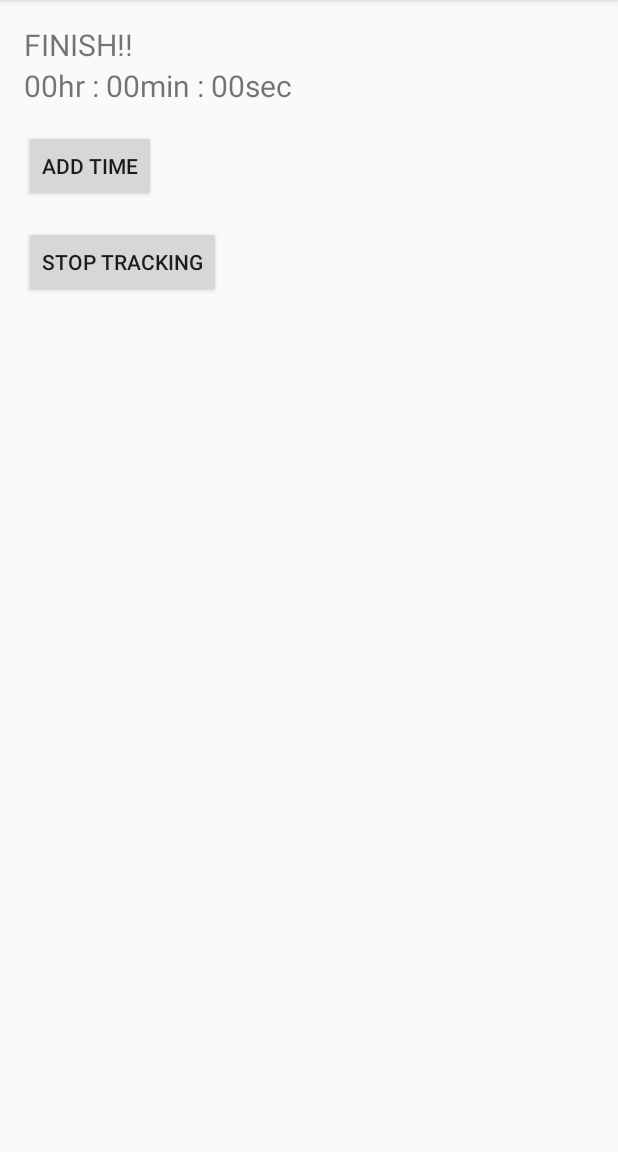
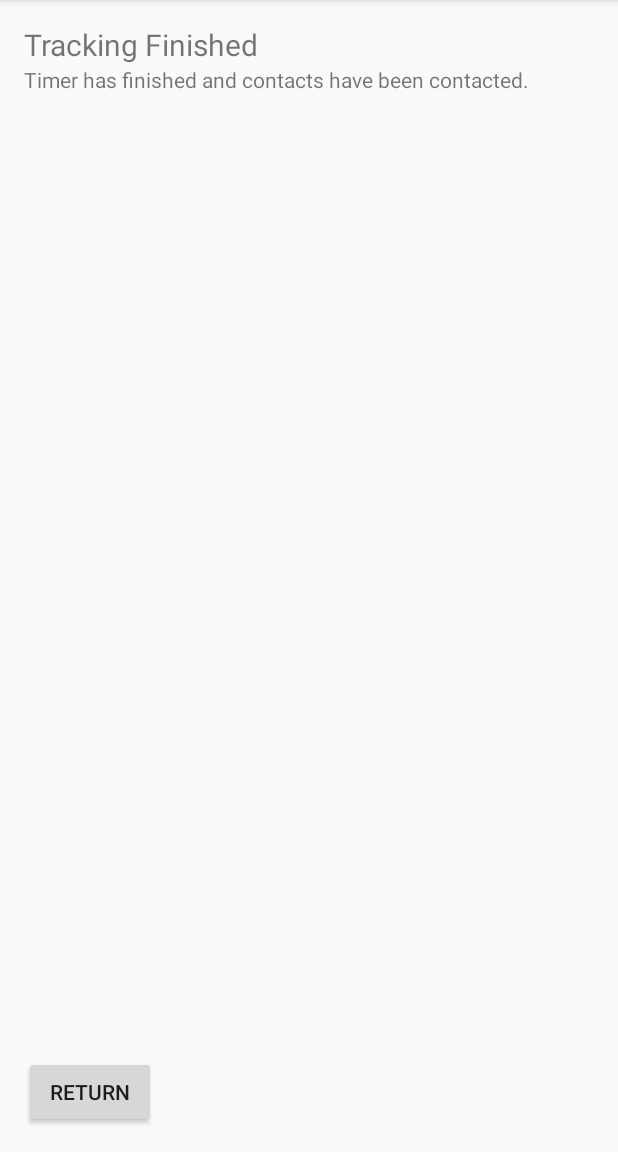
Before and after one commit to amandahehr/Howler-Android, an Android app: the screen it shows after launch (TrackingTimer before the commit, TrackingFinished after it), after a tap on "START TRACKING!", on a phone screen of 412 x 824 dp, the part 84-1236 px from its top. Run offline under Robolectric (Android 15) with nearby library versions, the phone set to English and light mode, and no system bars; 2 statements that could not run were skipped.

Commit message:
Complete contact list

```diff
--- a/app/build.gradle
+++ b/app/build.gradle
@@ -26,5 +26,6 @@ dependencies {
     })
     compile 'com.android.support:appcompat-v7:25.3.1'
     compile 'com.android.support.constraint:constraint-layout:1.0.2'
+    compile 'com.android.support:design:25.3.1'
     testCompile 'junit:junit:4.12'
 }
--- a/app/src/main/java/com/example/amanda/howler/MainActivity.java
+++ b/app/src/main/java/com/example/amanda/howler/MainActivity.java
@@ -4,10 +4,15 @@ import android.content.Intent;
 import android.support.v7.app.AppCompatActivity;
 import android.os.Bundle;
 import android.view.View;
+import android.widget.AdapterView;
 import android.widget.ArrayAdapter;
 import android.widget.Button;
 import android.widget.EditText;
+import android.widget.ImageButton;
 import android.widget.Spinner;
+
+import com.example.amanda.howler.database.Contact;
+import com.example.amanda.howler.database.DatabaseHelper;
 
 import java.util.ArrayList;
 import java.util.List;
@@ -23,6 +28,9 @@ public class MainActivity extends AppCompatActivity implements View.OnClickListe
     private int timerStart;
     private int timerHours;
     private int timerMinutes;
+    private ImageButton addContactsButton;
+    public DatabaseHelper db;
+    Intent i;
 
     @Override
     protected void onCreate(Bundle savedInstanceState) {
@@ -35,16 +43,23 @@ public class MainActivity extends AppCompatActivity implements View.OnClickListe
         endLocation = (EditText) findViewById(R.id.endLocationEditText);
         timerHoursEditText = (EditText) findViewById(R.id.hourEditText);
         timerMinutesEditText = (EditText) findViewById(R.id.minuteEditText);
+        addContactsButton = (ImageButton) findViewById(R.id.addContactsButton);
 
         //Listeners
         startTrackingButton.setOnClickListener(this);
+        addContactsButton.setOnClickListener(this);
+
 
         //Variables
         timerHours = 0;
         timerMinutes = 0;
 
+        //Database
+        db = new DatabaseHelper(this);
+
         //Functions
         addSpinnerItems();
+
     }
 
     //Adds contacts to dropdown
@@ -53,20 +68,37 @@ public class MainActivity extends AppCompatActivity implements View.OnClickListe
         spinner1 = (Spinner) findViewById(R.id.contactListSpinner1);
         spinner2 = (Spinner) findViewById(R.id.contactListSpinner2);
 
-        //Create contact list
+
+
+        //Create contact list 1
+        List<Contact> contacts = db.getAllContacts();
         List<String> contactList1 = new ArrayList<String>();
         contactList1.add("-- Select Primary Contact --");
-        contactList1.add("Mom");
-        contactList1.add("Dad");
-        contactList1.add("Sarah");
-        contactList1.add("Joe");
+        for (Contact cn : contacts) {
+            contactList1.add(cn.getName());
+        }
+
+        //Create contact list 2
+        final List<String> contactList2 = new ArrayList<>();
+        contactList2.add("-- Select Secondary Contact --");
+        for (Contact cn : contacts) {
+//            if (!cn.getName().equals(spinner1.getSelectedItem().toString())) {
+                contactList2.add(cn.getName());
+//            }
+        }
+
 
         //Create array adapters
-        ArrayAdapter<String> dataAdapter = new ArrayAdapter<String>(this, android.R.layout.simple_spinner_item, contactList1);
-        dataAdapter.setDropDownViewResource(android.R.layout.simple_spinner_dropdown_item);
+        ArrayAdapter<String> dataAdapter1 = new ArrayAdapter<String>(this, android.R.layout.simple_spinner_item, contactList1);
+        dataAdapter1.setDropDownViewResource(android.R.layout.simple_spinner_dropdown_item);
+
+        ArrayAdapter<String> dataAdapter2 = new ArrayAdapter<String>(this, android.R.layout.simple_spinner_item, contactList2);
+        dataAdapter2.setDropDownViewResource(android.R.layout.simple_spinner_dropdown_item);
 
         //Set spinner items
-        spinner1.setAdapter(dataAdapter);
+        spinner1.setAdapter(dataAdapter1);
+        spinner2.setAdapter(dataAdapter2);
+
     }
 
     //OnClick Functions
@@ -78,8 +110,12 @@ public class MainActivity extends AppCompatActivity implements View.OnClickListe
                 timerMinutes = Integer.parseInt(timerMinutesEditText.getText().toString());
                 timerStart = timerHours*3600000 + timerMinutes*60000;
                 //Send timer time to next activity
-                Intent i = new Intent(getApplicationContext(), TrackingTimer.class);
+                i = new Intent(getApplicationContext(), TrackingTimer.class);
                 i.putExtra("TIMER_VAL", timerStart);
+                startActivity(i);
+                break;
+            case R.id.addContactsButton:
+                i = new Intent(getApplicationContext(), ContactList.class);
                 startActivity(i);
                 break;
         }
--- /dev/null
+++ b/app/src/main/java/com/example/amanda/howler/TrackingFinished.java
@@ -0,0 +1,55 @@
+package com.example.amanda.howler;
+
+import android.content.Intent;
+import android.support.v7.app.AppCompatActivity;
+import android.os.Bundle;
+import android.view.View;
+import android.widget.Button;
+import android.widget.TextView;
+
+public class TrackingFinished extends AppCompatActivity implements View.OnClickListener {
+
+    public Button returnButton;
+    public int finishReason;
+    public TextView finishReasonText;
+
+    @Override
+    protected void onCreate(Bundle savedInstanceState) {
+        super.onCreate(savedInstanceState);
+        setContentView(R.layout.activity_tracking_finished);
+
+        //Get widget references
+        returnButton = (Button) findViewById(R.id.returnFromTimerFinishButton);
+        finishReasonText = (TextView) findViewById(R.id.finishedReasonTextView);
+
+        //Listeners
+        returnButton.setOnClickListener(this);
+
+        //Get passed timer value
+        Bundle extras = getIntent().getExtras();
+        if (extras != null) {
+            finishReason = extras.getInt("FINISH_REASON");
+        }
+
+        setFinishText(finishReason);
+    }
+
+    //OnClick functions
+    public void onClick(View v) {
+        switch (v.getId()) {
+            case R.id.returnFromTimerFinishButton:
+                Intent i = new Intent(getApplicationContext(), MainActivity.class);
+                startActivity(i);
+                break;
+        }
+    }
+
+    public void setFinishText(int finishReason){
+        if (finishReason == 0){
+            finishReasonText.setText("Timer has finished and contacts have been contacted.");
+        }
+        else {
+            finishReasonText.setText("You have stopped the timer.");
+        }
+    }
+}
--- a/app/src/main/java/com/example/amanda/howler/TrackingTimer.java
+++ b/app/src/main/java/com/example/amanda/howler/TrackingTimer.java
@@ -1,11 +1,14 @@
 package com.example.amanda.howler;
 
+import android.content.Intent;
 import android.os.CountDownTimer;
 import android.support.v7.app.AppCompatActivity;
 import android.os.Bundle;
 import android.view.View;
 import android.widget.Button;
 import android.widget.TextView;
+
+
 
 public class TrackingTimer extends AppCompatActivity implements View.OnClickListener {
     public int counter;
@@ -94,7 +97,9 @@ public class TrackingTimer extends AppCompatActivity implements View.OnClickList
         }
         @Override
         public void onFinish(){
-            countdownVal.setText("FINISH!!");
+            Intent i = new Intent(getApplicationContext(), TrackingFinished.class);
+            i.putExtra("FINISH_REASON", 0); //0: timer ran out
+            startActivity(i);
         }
     }
 
@@ -105,5 +110,8 @@ public class TrackingTimer extends AppCompatActivity implements View.OnClickList
 
     public void stopTracking(){
         theTimer.cancel();
+        Intent i = new Intent(getApplicationContext(), TrackingFinished.class);
+        i.putExtra("FINISH_REASON", 1); //1: user stopped timer
+        startActivity(i);
     }
 }
--- /dev/null
+++ b/app/src/main/java/com/example/amanda/howler/database/DatabaseHelper.java
@@ -0,0 +1,138 @@
+package com.example.amanda.howler.database;
+
+import android.content.ContentValues;
+import android.content.Context;
+import android.database.Cursor;
+import android.database.sqlite.SQLiteDatabase;
+import android.database.sqlite.SQLiteOpenHelper;
+
+import java.util.ArrayList;
+import java.util.List;
+
+
+public class DatabaseHelper extends SQLiteOpenHelper {
+
+    // All Static variables
+    // Database Version
+    private static final int DATABASE_VERSION = 1;
+
+    // Database Name
+    private static final String DATABASE_NAME = "contactsManager";
+
+    // Contacts table name
+    private static final String TABLE_CONTACTS = "contacts";
+
+    // Contacts Table Columns names
+    private static final String KEY_ID = "id";
+    private static final String KEY_NAME = "name";
+    private static final String KEY_PH_NO = "phone_number";
+
+    public DatabaseHelper(Context context) {
+        super(context, DATABASE_NAME, null, DATABASE_VERSION);
+    }
+
+    // Creating Tables
+    @Override
+    public void onCreate(SQLiteDatabase db) {
+        String CREATE_CONTACTS_TABLE = "CREATE TABLE " + TABLE_CONTACTS + "("
+                + KEY_ID + " INTEGER PRIMARY KEY," + KEY_NAME + " TEXT,"
+                + KEY_PH_NO + " TEXT" + ")";
+        db.execSQL(CREATE_CONTACTS_TABLE);
+    }
+
+    // Upgrading database
+    @Override
+    public void onUpgrade(SQLiteDatabase db, int oldVersion, int newVersion) {
+        // Drop older table if existed
+        db.execSQL("DROP TABLE IF EXISTS " + TABLE_CONTACTS);
+
+        // Create tables again
+        onCreate(db);
+    }
+
+    // Adding new contact
+    public void addContact(Contact contact) {
+        SQLiteDatabase db = this.getWritableDatabase();
+
+        ContentValues values = new ContentValues();
+        values.put(KEY_NAME, contact.getName()); // Contact Name
+        values.put(KEY_PH_NO, contact.getPhoneNumber()); // Contact Phone Number
+
+        // Inserting Row
+        db.insert(TABLE_CONTACTS, null, values);
+        db.close(); // Closing database connection
+    }
+
+    // Getting single contact
+    public Contact getContact(int id) {
+        SQLiteDatabase db = this.getReadableDatabase();
+
+        Cursor cursor = db.query(TABLE_CONTACTS, new String[]{KEY_ID,
+                        KEY_NAME, KEY_PH_NO}, KEY_ID + "=?",
+                new String[]{String.valueOf(id)}, null, null, null, null);
+        if (cursor != null)
+            cursor.moveToFirst();
+
+        Contact contact = new Contact(Integer.parseInt(cursor.getString(0)),
+                cursor.getString(1), cursor.getString(2));
+        // return contact
+        return contact;
+    }
+
+    // Getting All Contacts
+    public List<Contact> getAllContacts(){
+        List<Contact> contactList = new ArrayList<Contact>();
+        // Select All Query
+        String selectQuery = "SELECT  * FROM " + TABLE_CONTACTS;
+
+        SQLiteDatabase db = this.getWritableDatabase();
+        Cursor cursor = db.rawQuery(selectQuery, null);
+
+        // looping through all rows and adding to list
+        if (cursor.moveToFirst()) {
+            do {
+                Contact contact = new Contact();
+                contact.setID(Integer.parseInt(cursor.getString(0)));
+                contact.setName(cursor.getString(1));
+                contact.setPhoneNumber(cursor.getString(2));
+                // Adding contact to list
+                contactList.add(contact);
+            } while (cursor.moveToNext());
+        }
+
+        // return contact list
+        return contactList;
+    }
+
+    // Getting contacts Count
+    public int getContactsCount() {
+        String countQuery = "SELECT  * FROM " + TABLE_CONTACTS;
+        SQLiteDatabase db = this.getReadableDatabase();
+        Cursor cursor = db.rawQuery(countQuery, null);
+        cursor.close();
+
+        // return count
+        return cursor.getCount();
+    }
+
+    // Updating single contact
+    public int updateContact(Contact contact) {
+        SQLiteDatabase db = this.getWritableDatabase();
+
+        ContentValues values = new ContentValues();
+        values.put(KEY_NAME, contact.getName());
+        values.put(KEY_PH_NO, contact.getPhoneNumber());
+
+        // updating row
+        return db.update(TABLE_CONTACTS, values, KEY_ID + " = ?",
+        new String[] { String.valueOf(contact.getID()) });
+    }
+
+    // Deleting single contact
+    public void deleteContact(Contact contact) {
+        SQLiteDatabase db = this.getWritableDatabase();
+        db.delete(TABLE_CONTACTS, KEY_ID + " = ?",
+                new String[] { String.valueOf(contact.getID()) });
+        db.close();
+    }
+}
--- /dev/null
+++ b/app/src/main/res/layout/activity_tracking_finished.xml
@@ -0,0 +1,30 @@
+<?xml version="1.0" encoding="utf-8"?>
+<RelativeLayout xmlns:android="http://schemas.android.com/apk/res/android"
+    xmlns:app="http://schemas.android.com/apk/res-auto"
+    xmlns:tools="http://schemas.android.com/tools"
+    android:layout_width="match_parent"
+    android:layout_height="match_parent"
+    android:padding="@dimen/main_padding"
+    tools:context="com.example.amanda.howler.TrackingFinished">
+
+    <TextView
+        android:id="@+id/textView"
+        android:layout_width="wrap_content"
+        android:layout_height="wrap_content"
+        android:text="Tracking Finished"
+        android:textSize="@dimen/label_text_size" />
+
+    <TextView
+        android:id="@+id/finishedReasonTextView"
+        android:layout_width="wrap_content"
+        android:layout_height="wrap_content"
+        android:layout_below="@+id/textView"
+        android:text="You stopped the timer/contacts have been notified" />
+
+    <Button
+        android:id="@+id/returnFromTimerFinishButton"
+        android:layout_width="wrap_content"
+        android:layout_height="wrap_content"
+        android:layout_alignParentBottom="true"
+        android:text="Return" />
+</RelativeLayout>
```
Also changed, not shown: app/src/main/AndroidManifest.xml (+12 -1 lines), app/src/main/java/com/example/amanda/howler/AddContact.java (added, +55 -0 lines), app/src/main/java/com/example/amanda/howler/ContactList.java (added, +83 -0 lines), app/src/main/java/com/example/amanda/howler/ViewContact.java (added, +78 -0 lines), app/src/main/java/com/example/amanda/howler/database/Contact.java (added, +55 -0 lines), app/src/main/res/layout/activity_add_contact.xml (added, +48 -0 lines), app/src/main/res/layout/activity_contact_list.xml (added, +28 -0 lines), app/src/main/res/layout/activity_view_contact.xml (added, +43 -0 lines), app/src/main/res/layout/activity_main.xml (line endings or trailing spaces).
